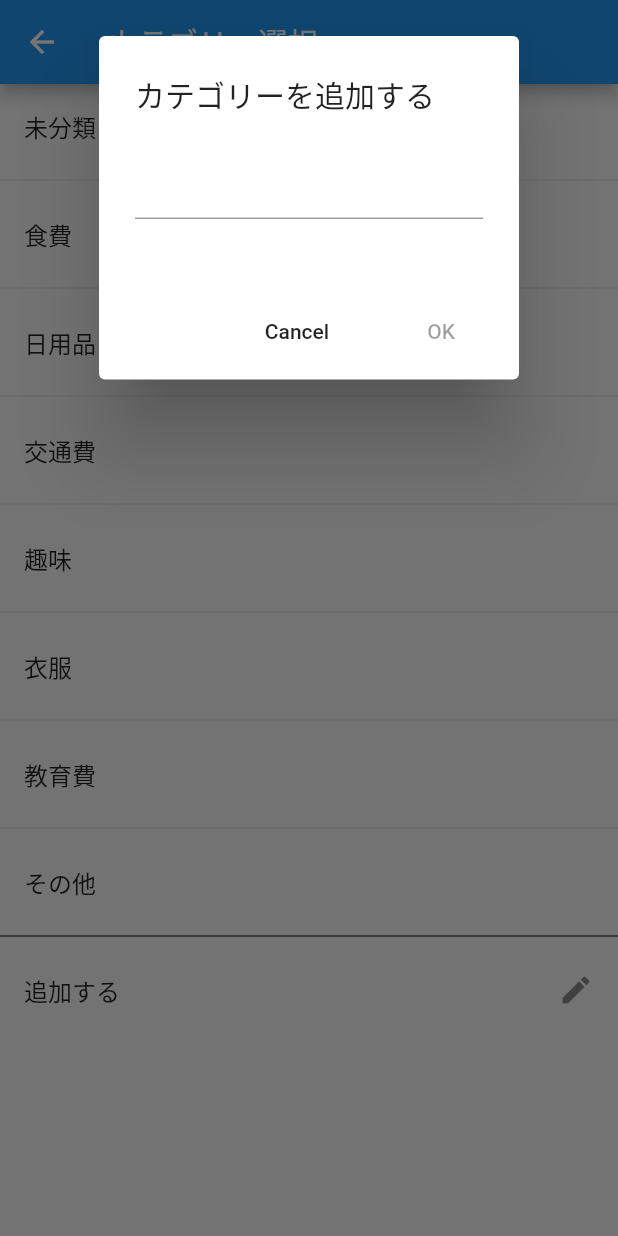
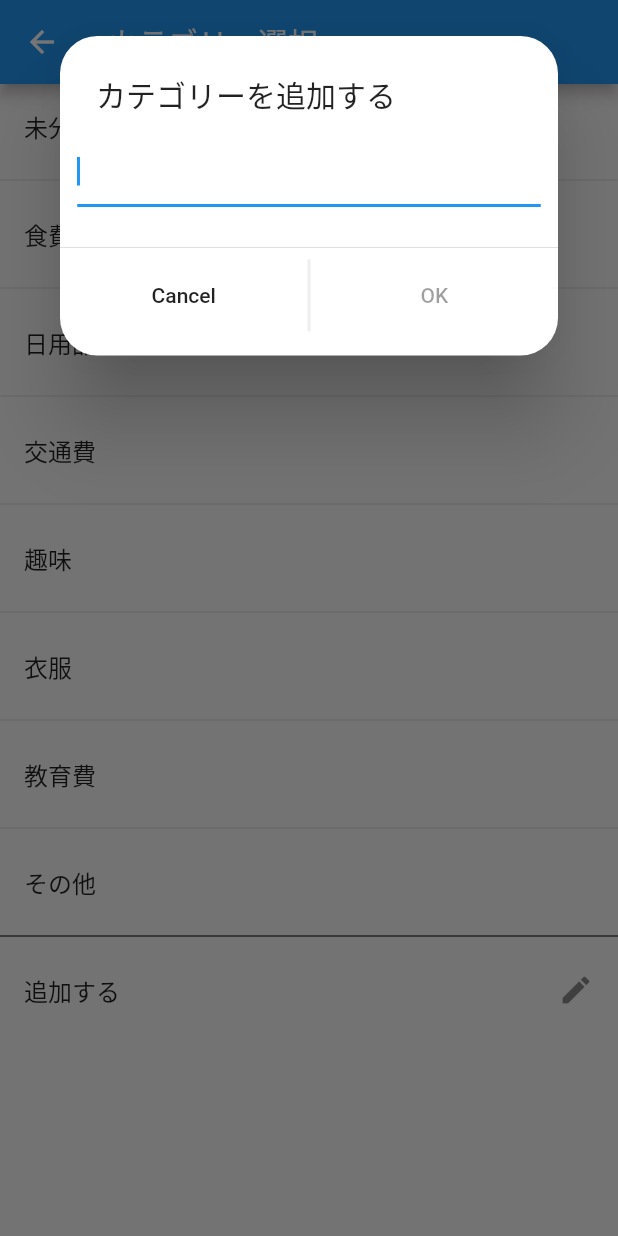
Before and after one commit to shogoemon/flutter_expenses_app, a Flutter app: the SelectCategoryPage screen opened directly, after a tap on "追加する", on a phone screen of 412 x 824 dp. Run offline on Flutter 3.47's test engine with Material 2 defaults, Android fonts, the phone set to English and light mode, and no system bars; our stand-ins replace charts_flutter, flutter_datetime_picker, keyboard_actions, shared_preferences, sqflite, table_calendar; accounts and stored records are empty.

Commit message:
入力欄整備,UIの軽微の修正

```diff
--- a/lib/ExpenseGraph.dart
+++ b/lib/ExpenseGraph.dart
@@ -360,7 +360,7 @@ class _ExpenseGraphState extends State<ExpenseGraph>{
         defaultRenderer: new charts.ArcRendererConfig(arcWidth: 50,
         arcRendererDecorators: [new charts.ArcLabelDecorator(
           labelPosition: charts.ArcLabelPosition.outside,
-          outsideLabelStyleSpec: new charts.TextStyleSpec(fontSize: 20),
+          outsideLabelStyleSpec: new charts.TextStyleSpec(fontSize: 18),
         )]),
     );
   }
--- a/lib/SelectCategoryPage.dart
+++ b/lib/SelectCategoryPage.dart
@@ -31,14 +31,13 @@ class _SelectCategoryPageState extends State<SelectCategoryPage> {
   }
 
   void buildCategoryTiles() {
-    if(loadedList==null){
-      loadedList=[];
+    if (loadedList == null) {
+      loadedList = [];
     }
     List<Widget> _categoryTiles = [];
     if (EditorInputtedData.outOrInBool) {
       EditorInputtedData.outCategoryList.forEach((label) {
-        _categoryTiles.add(
-            ListTile(
+        _categoryTiles.add(ListTile(
           title: Text(label),
           onTap: () {
             if (EditorInputtedData.outOrInBool) {
@@ -48,18 +47,18 @@ class _SelectCategoryPageState extends State<SelectCategoryPage> {
             }
             Navigator.of(context).pop();
           },
-            )
-        );
-        if(label=='その他'){
-          _categoryTiles.add(Divider(color: Colors.black,));
-        }else{
+        ));
+        if (label == 'その他') {
+          _categoryTiles.add(Divider(
+            color: Colors.black,
+          ));
+        } else {
           _categoryTiles.add(Divider());
         }
       });
     } else {
       EditorInputtedData.inCategoryList.forEach((label) {
-        _categoryTiles.add(
-            ListTile(
+        _categoryTiles.add(ListTile(
           title: Text(label),
           onTap: () {
             if (EditorInputtedData.outOrInBool) {
@@ -69,11 +68,12 @@ class _SelectCategoryPageState extends State<SelectCategoryPage> {
             }
             Navigator.of(context).pop();
           },
-            )
-        );
-        if(label=='その他'){
-          _categoryTiles.add(Divider(color: Colors.black,));
-        }else{
+        ));
+        if (label == 'その他') {
+          _categoryTiles.add(Divider(
+            color: Colors.black,
+          ));
+        } else {
           _categoryTiles.add(Divider());
         }
       });
@@ -92,16 +92,17 @@ class _SelectCategoryPageState extends State<SelectCategoryPage> {
                   ),
                   Icon(Icons.delete),
                 ],
-            )
-          ),
+              )),
           onDismissed: (direction) {
             loadedList.removeAt(loadedList.indexOf(label));
-            if(EditorInputtedData.outOrInBool){
+            if (EditorInputtedData.outOrInBool) {
               prefs.setStringList('outCategoryList', loadedList);
-              EditorInputtedData.outSelectedCategory=EditorInputtedData.outCategoryList[0];
-            }else{
+              EditorInputtedData.outSelectedCategory =
+                  EditorInputtedData.outCategoryList[0];
+            } else {
               prefs.setStringList('inCategoryList', loadedList);
-              EditorInputtedData.inSelectedCategory=EditorInputtedData.inCategoryList[0];
+              EditorInputtedData.inSelectedCategory =
+                  EditorInputtedData.inCategoryList[0];
             }
             print(label);
           },
@@ -186,23 +187,31 @@ class _AddCategoryFormState extends State<AddCategoryForm> {
   Widget build(BuildContext context) {
     return Column(
       children: <Widget>[
-        AlertDialog(
+        SimpleDialog(
+          shape: const RoundedRectangleBorder(
+              borderRadius: BorderRadius.all(Radius.circular(25.0))),
           title: Text("カテゴリーを追加する"),
-            content: Container(
+          children: <Widget>[
+            Center(
+              child: Container(
+                  width: MediaQuery.of(context).size.width * 3 / 4,
                   child: Column(
                     children: <Widget>[
                       TextField(
+                        autofocus: true,
                         onChanged: (value) {
-                    if (value == '') {
+                          if (value == ''||RegExp('\^ |\^　').hasMatch(value)) {
                             setState(() {
                               cautionSt = '文字を入力して下さい';
                               onPressedFunc = null;
                             });
                           } else {
                             if (loadedList.indexOf(value) != -1 ||
-                          EditorInputtedData.inCategoryList.indexOf(value) !=
+                                EditorInputtedData.inCategoryList
+                                        .indexOf(value) !=
                                     -1 ||
-                          EditorInputtedData.outCategoryList.indexOf(value) !=
+                                EditorInputtedData.outCategoryList
+                                        .indexOf(value) !=
                                     -1) {
                               setState(() {
                                 cautionSt = 'すでに登録されています。';
@@ -210,7 +219,7 @@ class _AddCategoryFormState extends State<AddCategoryForm> {
                               });
                             } else {
                               setState(() {
-                          cautionSt='';
+                                cautionSt = '';
                                 onPressedFunc = addLabelFunction;
                               });
                             }
@@ -223,13 +232,34 @@ class _AddCategoryFormState extends State<AddCategoryForm> {
                       )
                     ],
                   )),
-            actions: [
-              FlatButton(
+            ),
+            Divider(),
+            Row(
+              children: <Widget>[
+                Expanded(
+                    flex: 1,
+                    child: Container(
+                      decoration: BoxDecoration(
+                          border: Border(
+                              right: BorderSide(color: Colors.grey[200]))),
+                      child: FlatButton(
                         child: Text("Cancel"),
                         onPressed: () => Navigator.pop(context),
                       ),
-              FlatButton(child: Text("OK"), onPressed: onPressedFunc)
-            ]),
+                    )),
+                Expanded(
+                    flex: 1,
+                    child: Container(
+                      decoration: BoxDecoration(
+                          border: Border(
+                              left: BorderSide(color: Colors.grey[200]))),
+                      child: FlatButton(
+                          child: Text("OK"), onPressed: onPressedFunc),
+                    ))
+              ],
+            )
+          ],
+        ),
       ],
     );
   }
--- a/lib/main.dart
+++ b/lib/main.dart
@@ -33,7 +33,7 @@ class _MyHomePageState extends State<MyHomePage> {
   Widget leadingIcon;
   List<Widget> widgetPages = [];
   List<Widget> appbarIcons = [];
-  Widget appbarIconData = Icon(Icons.swap_vertical_circle);
+  Widget appbarIconData = Icon(Icons.data_usage);
   bool appbarIconBool = true;
 
   @override
@@ -148,7 +148,7 @@ class _MyHomePageState extends State<MyHomePage> {
       appbarIconData = Icon(Icons.calendar_today);
       leadingIcon=buildLeadingIcon();
     } else {
-      appbarIconData = Icon(Icons.swap_vertical_circle);
+      appbarIconData = Icon(Icons.data_usage);
       leadingIcon=null;
     }
     setState(() {
```
Also changed, not shown: lib/EditExpense.dart (+38 -6 lines). Lines whose indentation alone changed are shown as unchanged.
